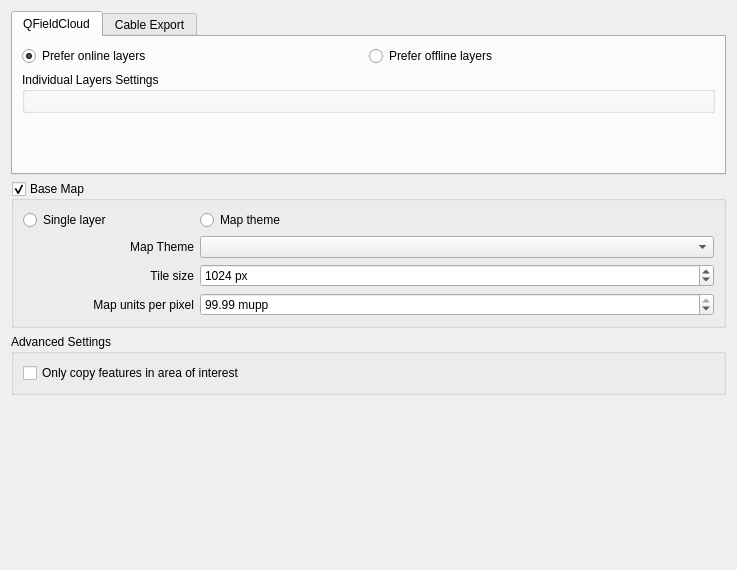
Qt form qfieldsync/ui/project_configuration_widget.ui (opengisch/qfieldsync) before a commit.
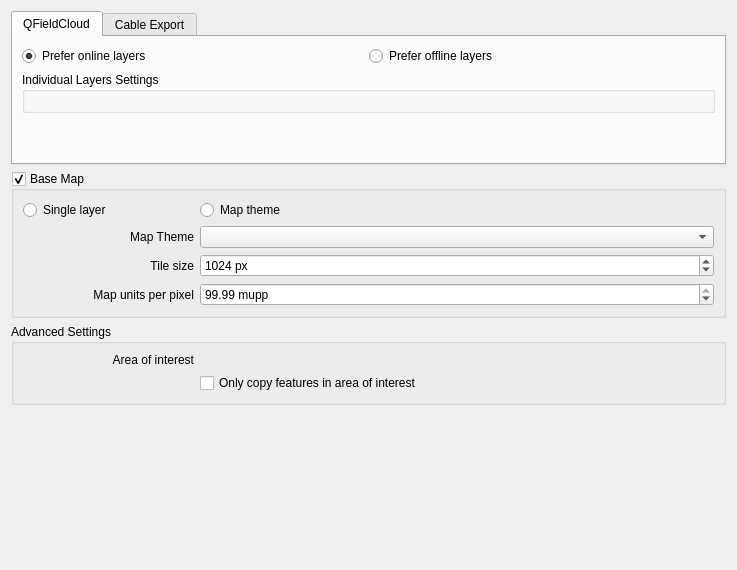
The same form after that commit. Custom widgets are drawn as their Qt base class.

Commit message: Use AOI instead of current project extent

```diff
--- a/qfieldsync/ui/project_configuration_widget.ui
+++ b/qfieldsync/ui/project_configuration_widget.ui
@@ -34,8 +34,18 @@
      <property name="saveCollapsedState">
       <bool>true</bool>
      </property>
-     <layout class="QVBoxLayout" name="verticalLayout_2">
-      <item>
+     <layout class="QGridLayout" name="gridLayout_8" columnstretch="1,3">
+      <item row="0" column="0">
+       <widget class="QLabel" name="areaOfInterestLabel">
+        <property name="text">
+         <string>Area of interest</string>
+        </property>
+        <property name="alignment">
+          <set>Qt::AlignRight|Qt::AlignTrailing|Qt::AlignVCenter</set>
+        </property>
+       </widget>
+      </item>
+      <item row="1" column="1">
        <widget class="QCheckBox" name="onlyOfflineCopyFeaturesInAoi">
         <property name="text">
          <string>Only copy features in area of interest</string>
```
Left out of the diff: 4 changed lines with no effect on the pictures. The commit also changes 2 other files.
